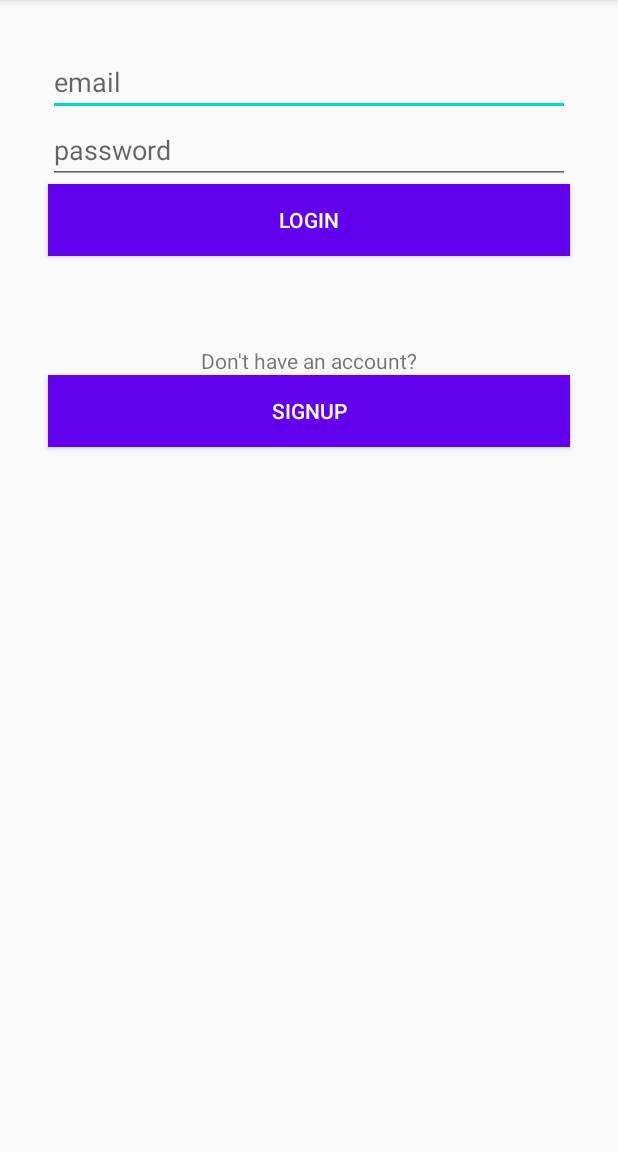
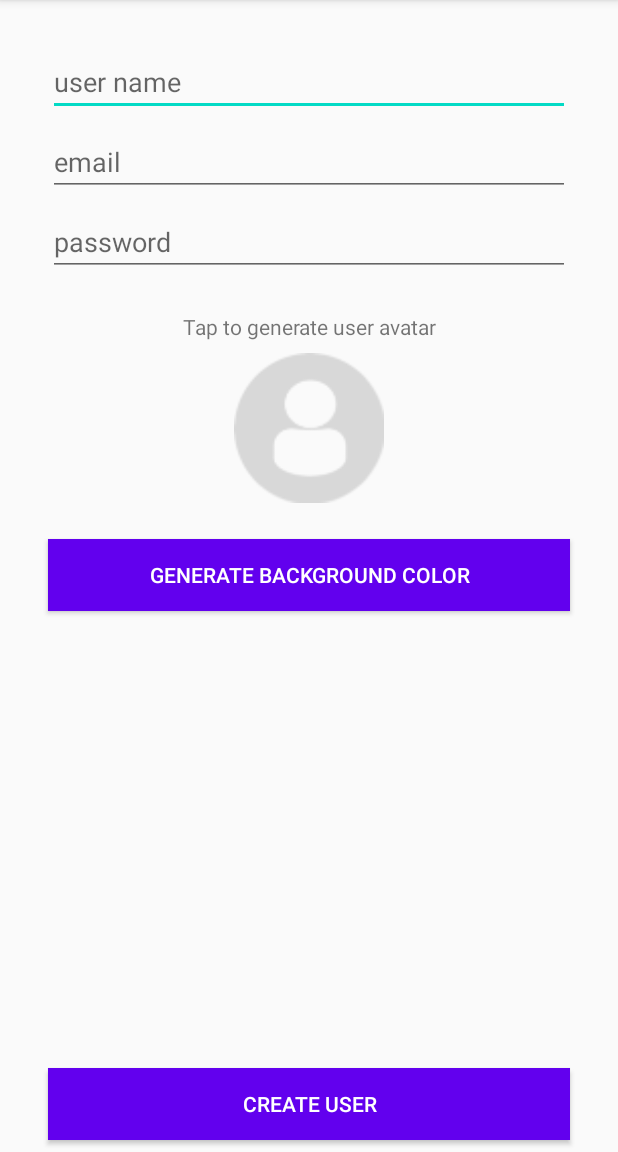
Before and after one commit to isanchezp/Smack, an Android app: the LoginActivity screen opened directly, with no data from a screen before it, after a tap on "SIGNUP", on a phone screen of 412 x 824 dp, the part 84-1236 px from its top. Run offline under Robolectric (Android 15) with nearby library versions, the phone set to English and light mode, and no system bars.

Commit message:
generate avatar and color implementation

```diff
--- a/app/src/main/AndroidManifest.xml
+++ b/app/src/main/AndroidManifest.xml
@@ -9,7 +9,8 @@
         android:roundIcon="@mipmap/ic_launcher"
         android:supportsRtl="true"
         android:theme="@style/AppTheme">
-        <activity android:name=".LoginActivity"></activity>
+        <activity android:name=".UserActivity"></activity>
+        <activity android:name=".LoginActivity" />
         <activity
             android:name=".MainActivity"
             android:label="@string/title_activity_main1"
--- a/app/src/main/java/com/ivan/smack/LoginActivity.kt
+++ b/app/src/main/java/com/ivan/smack/LoginActivity.kt
@@ -1,5 +1,6 @@
 package com.ivan.smack
 
+import android.content.Intent
 import androidx.appcompat.app.AppCompatActivity
 import android.os.Bundle
 import android.view.View
@@ -13,5 +14,7 @@ class LoginActivity : AppCompatActivity() {
 
     fun onLoginClicked(view: View) {}
 
-    fun onSignupClicked(view: View) {}
+    fun onSignupClicked(view: View) {
+        startActivity(Intent(this, UserActivity::class.java))
+    }
 }
--- a/app/src/main/java/com/ivan/smack/UserActivity.kt
+++ b/app/src/main/java/com/ivan/smack/UserActivity.kt
@@ -1,11 +1,51 @@
 package com.ivan.smack
 
+import android.graphics.Color
 import androidx.appcompat.app.AppCompatActivity
 import android.os.Bundle
+import android.view.View
+import kotlinx.android.synthetic.main.activity_user.*
+import java.util.*
 
 class UserActivity : AppCompatActivity() {
+
+    var userAvatar = "profileDefault"
+    var avatarColor = "[0.5, 0.5, 0.5, 1]"
+
     override fun onCreate(savedInstanceState: Bundle?) {
         super.onCreate(savedInstanceState)
         setContentView(R.layout.activity_user)
     }
+
+    fun onAvatarClicked(view: View) {
+        val random = Random()
+        val color = random.nextInt(2)
+        val avatar = random.nextInt(28)
+
+        if (color == 0) {
+            userAvatar = "light$avatar"
+        } else {
+            userAvatar = "dark$avatar"
+        }
+
+        val resourceId = resources.getIdentifier(userAvatar, "drawable", packageName)
+        iv_avatar.setImageResource(resourceId)
+    }
+
+    fun onGnerateColorClicked(view: View) {
+        val random = Random()
+        val r = random.nextInt(255)
+        val g = random.nextInt(255)
+        val b = random.nextInt(255)
+
+        iv_avatar.setBackgroundColor(Color.rgb(r,g,b))
+
+        val savedR = r.toDouble() / 255
+        val savedG = g.toDouble() / 255
+        val savedB = b.toDouble() / 255
+        avatarColor = "[$savedR, $savedG, $savedB, 1]"
+        println(avatarColor)
+    }
+
+    fun onCreateUserClicked(view: View) {}
 }
--- a/app/src/main/res/layout/activity_user.xml
+++ b/app/src/main/res/layout/activity_user.xml
@@ -6,4 +6,106 @@
     android:layout_height="match_parent"
     tools:context=".UserActivity">
 
+    <EditText
+        android:id="@+id/et_user_name"
+        android:layout_width="0dp"
+        android:layout_height="wrap_content"
+        android:layout_marginStart="32dp"
+        android:layout_marginTop="32dp"
+        android:layout_marginEnd="32dp"
+        android:ems="10"
+        android:hint="user name"
+        android:inputType="textPersonName"
+        android:textColor="@android:color/darker_gray"
+        app:layout_constraintEnd_toEndOf="parent"
+        app:layout_constraintHorizontal_bias="0.5"
+        app:layout_constraintStart_toStartOf="parent"
+        app:layout_constraintTop_toTopOf="parent" />
+
+    <EditText
+        android:id="@+id/et_mail"
+        android:layout_width="0dp"
+        android:layout_height="wrap_content"
+        android:layout_marginStart="32dp"
+        android:layout_marginTop="8dp"
+        android:layout_marginEnd="32dp"
+        android:ems="10"
+        android:hint="email"
+        android:inputType="textPersonName"
+        android:textColor="@android:color/darker_gray"
+        app:layout_constraintEnd_toEndOf="parent"
+        app:layout_constraintHorizontal_bias="0.5"
+        app:layout_constraintStart_toStartOf="parent"
+        app:layout_constraintTop_toBottomOf="@+id/et_user_name" />
+
+    <EditText
+        android:id="@+id/et_key"
+        android:layout_width="0dp"
+        android:layout_height="wrap_content"
+        android:layout_marginStart="32dp"
+        android:layout_marginTop="8dp"
+        android:layout_marginEnd="32dp"
+        android:ems="10"
+        android:hint="password"
+        android:inputType="textPassword"
+        android:textColor="@android:color/darker_gray"
+        app:layout_constraintEnd_toEndOf="parent"
+        app:layout_constraintHorizontal_bias="0.5"
+        app:layout_constraintStart_toStartOf="parent"
+        app:layout_constraintTop_toBottomOf="@+id/et_mail" />
+
+    <TextView
+        android:id="@+id/textView2"
+        android:layout_width="wrap_content"
+        android:layout_height="wrap_content"
+        android:layout_marginTop="24dp"
+        android:text="Tap to generate user avatar"
+        app:layout_constraintEnd_toEndOf="parent"
+        app:layout_constraintHorizontal_bias="0.5"
+        app:layout_constraintStart_toStartOf="parent"
+        app:layout_constraintTop_toBottomOf="@+id/et_key" />
+
+    <ImageView
+        android:id="@+id/iv_avatar"
+        android:layout_width="100dp"
+        android:layout_height="100dp"
+        android:layout_marginTop="8dp"
+        android:onClick="onAvatarClicked"
+        app:layout_constraintEnd_toEndOf="parent"
+        app:layout_constraintHorizontal_bias="0.5"
+        app:layout_constraintStart_toStartOf="parent"
+        app:layout_constraintTop_toBottomOf="@+id/textView2"
+        app:srcCompat="@drawable/profiledefault" />
+
+    <Button
+        android:id="@+id/btn_color"
+        android:layout_width="0dp"
+        android:layout_height="wrap_content"
+        android:layout_marginStart="32dp"
+        android:layout_marginTop="24dp"
+        android:layout_marginEnd="32dp"
+        android:background="@color/colorPrimary"
+        android:onClick="onGnerateColorClicked"
+        android:text="generate background color"
+        android:textColor="@android:color/white"
+        app:layout_constraintEnd_toEndOf="parent"
+        app:layout_constraintHorizontal_bias="0.5"
+        app:layout_constraintStart_toStartOf="parent"
+        app:layout_constraintTop_toBottomOf="@+id/iv_avatar" />
+
+    <Button
+        android:id="@+id/btn_create_user"
+        android:layout_width="0dp"
+        android:layout_height="wrap_content"
+        android:layout_marginStart="32dp"
+        android:layout_marginEnd="32dp"
+        android:layout_marginBottom="8dp"
+        android:background="@color/colorPrimary"
+        android:onClick="onCreateUserClicked"
+        android:text="Create user"
+        android:textColor="@android:color/white"
+        app:layout_constraintBottom_toBottomOf="parent"
+        app:layout_constraintEnd_toEndOf="parent"
+        app:layout_constraintHorizontal_bias="0.5"
+        app:layout_constraintStart_toStartOf="parent" />
 </androidx.constraintlayout.widget.ConstraintLayout>
```
